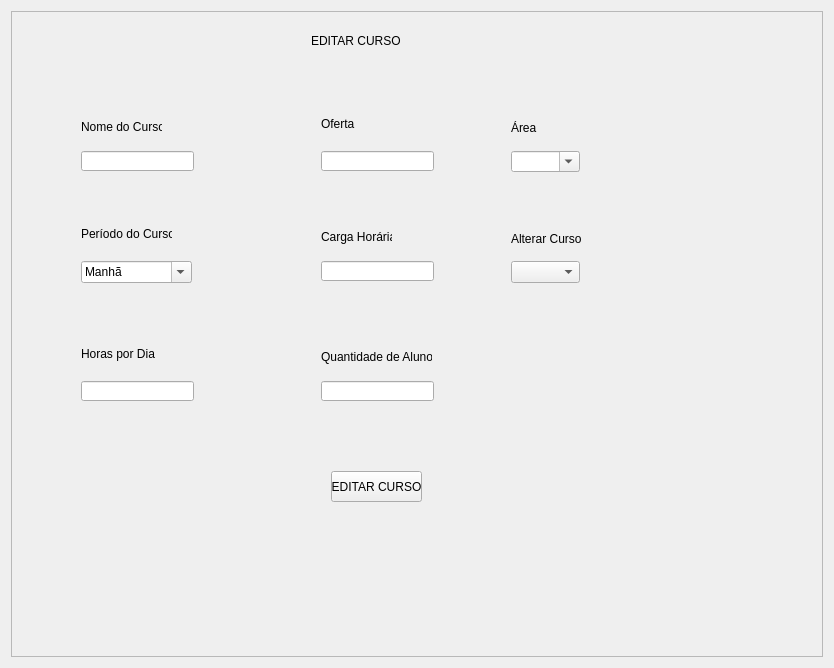
Old version of the form App/view/ui/editarCurso.ui in the repository Senac-SOR-ADS/Mapa-de-Sala.
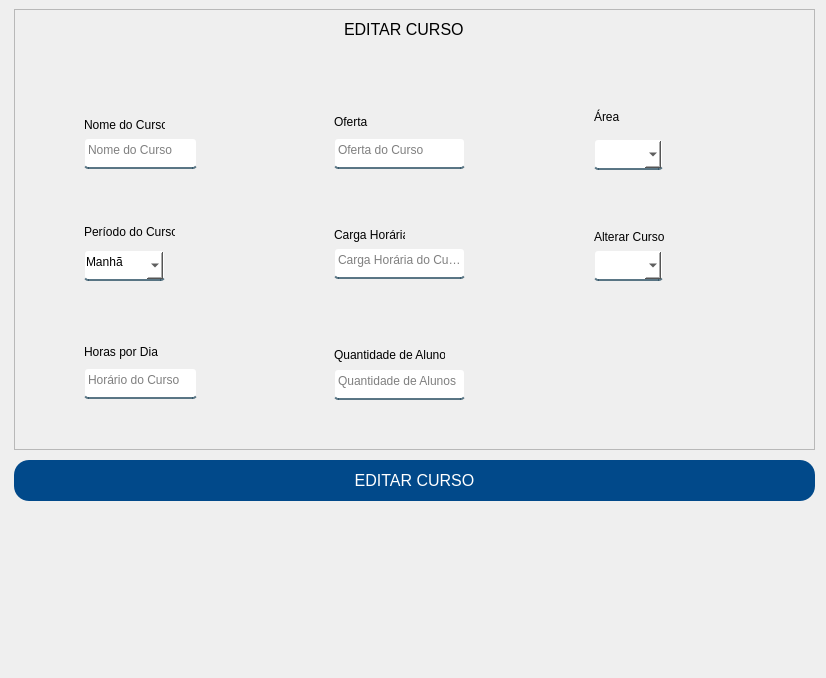
New version of the form.

The edit to the form file:
```diff
--- a/App/view/ui/editarCurso.ui
+++ b/App/view/ui/editarCurso.ui
@@ -6,16 +6,51 @@
    <rect>
     <x>0</x>
     <y>0</y>
-    <width>834</width>
-    <height>668</height>
+    <width>826</width>
+    <height>678</height>
    </rect>
   </property>
   <property name="windowTitle">
    <string>Form</string>
   </property>
-  <layout class="QHBoxLayout" name="horizontalLayout">
-   <item>
+  <property name="styleSheet">
+   <string notr="true">QLineEdit, QComboBox {
+	background-color: white;
+	border:2px solid rgba(0,0,0,0);
+	border-radius: 4px;
+	border-bottom-color:rgba(46,82,101,200);
+	color:rgb(0,0,0);
+	padding-bottom:7px;
+}
+ 
+#btnEditarCurso {
+	background-color: #01498a;
+	color: #FFF;
+	border: none;
+	border-radius: 15px;
+}
+ 
+#btnEditarCurso:hover {
+	background-color: #f6921e;
+}
+ 
+#respostaCadastrando {
+	color: red;
+}
+ 
+#respostaCadastroIncompleto {
+	color: red;
+}</string>
+  </property>
     <widget class="QFrame" name="frame_2">
+   <property name="geometry">
+    <rect>
+     <x>14</x>
+     <y>9</y>
+     <width>801</width>
+     <height>441</height>
+    </rect>
+   </property>
      <property name="frameShape">
       <enum>QFrame::StyledPanel</enum>
      </property>
@@ -25,12 +60,17 @@
      <widget class="QLabel" name="label">
       <property name="geometry">
        <rect>
-        <x>300</x>
-        <y>20</y>
+      <x>330</x>
+      <y>10</y>
         <width>121</width>
         <height>20</height>
        </rect>
       </property>
+    <property name="font">
+     <font>
+      <pointsize>12</pointsize>
+     </font>
+    </property>
       <property name="text">
        <string>EDITAR CURSO</string>
       </property>
@@ -39,11 +79,14 @@
       <property name="geometry">
        <rect>
         <x>70</x>
-        <y>140</y>
+      <y>129</y>
         <width>113</width>
-        <height>20</height>
-       </rect>
-      </property>
+      <height>31</height>
+     </rect>
+    </property>
+    <property name="placeholderText">
+     <string>Nome do Curso</string>
+    </property>
      </widget>
      <widget class="QLabel" name="label_2">
       <property name="geometry">
@@ -61,37 +104,46 @@
      <widget class="QLineEdit" name="quantidadeAlunos">
       <property name="geometry">
        <rect>
-        <x>310</x>
-        <y>370</y>
-        <width>113</width>
-        <height>20</height>
-       </rect>
-      </property>
+      <x>320</x>
+      <y>360</y>
+      <width>131</width>
+      <height>31</height>
+     </rect>
+    </property>
+    <property name="placeholderText">
+     <string>Quantidade de Alunos </string>
+    </property>
      </widget>
      <widget class="QLineEdit" name="ofertaCurso">
       <property name="geometry">
        <rect>
-        <x>310</x>
-        <y>140</y>
-        <width>113</width>
-        <height>20</height>
-       </rect>
-      </property>
+      <x>320</x>
+      <y>129</y>
+      <width>131</width>
+      <height>31</height>
+     </rect>
+    </property>
+    <property name="placeholderText">
+     <string>Oferta do Curso</string>
+    </property>
      </widget>
      <widget class="QLineEdit" name="horasPorDia">
       <property name="geometry">
        <rect>
         <x>70</x>
-        <y>370</y>
+      <y>359</y>
         <width>113</width>
-        <height>20</height>
-       </rect>
-      </property>
+      <height>31</height>
+     </rect>
+    </property>
+    <property name="placeholderText">
+     <string>Horário do Curso</string>
+    </property>
      </widget>
      <widget class="QLabel" name="label_3">
       <property name="geometry">
        <rect>
-        <x>310</x>
+      <x>320</x>
         <y>215</y>
         <width>71</width>
         <height>21</height>
@@ -104,7 +156,7 @@
      <widget class="QLabel" name="label_4">
       <property name="geometry">
        <rect>
-        <x>310</x>
+      <x>320</x>
         <y>103</y>
         <width>47</width>
         <height>20</height>
@@ -117,7 +169,7 @@
      <widget class="QLabel" name="label_5">
       <property name="geometry">
        <rect>
-        <x>310</x>
+      <x>320</x>
         <y>336</y>
         <width>111</width>
         <height>20</height>
@@ -153,28 +205,18 @@
        <string>Período do Curso</string>
       </property>
      </widget>
-     <widget class="QPushButton" name="btnEditarCurso">
-      <property name="geometry">
-       <rect>
-        <x>320</x>
-        <y>460</y>
-        <width>91</width>
-        <height>31</height>
-       </rect>
-      </property>
-      <property name="text">
-       <string>EDITAR CURSO</string>
-      </property>
-     </widget>
      <widget class="QLineEdit" name="cargaCurso">
       <property name="geometry">
        <rect>
-        <x>310</x>
-        <y>250</y>
-        <width>113</width>
-        <height>20</height>
-       </rect>
-      </property>
+      <x>320</x>
+      <y>239</y>
+      <width>131</width>
+      <height>31</height>
+     </rect>
+    </property>
+    <property name="placeholderText">
+     <string>Carga Horária do Curso</string>
+    </property>
      </widget>
      <widget class="QLabel" name="respostaCadastroIncompleto">
       <property name="geometry">
@@ -206,13 +248,16 @@
       <property name="geometry">
        <rect>
         <x>70</x>
-        <y>250</y>
-        <width>111</width>
-        <height>22</height>
-       </rect>
-      </property>
+      <y>241</y>
+      <width>81</width>
+      <height>31</height>
+     </rect>
+    </property>
+    <property name="cursor">
+     <cursorShape>PointingHandCursor</cursorShape>
+    </property>
       <property name="editable">
-       <bool>true</bool>
+     <bool>false</bool>
       </property>
       <item>
        <property name="text">
@@ -233,23 +278,26 @@
      <widget class="QComboBox" name="campoArea">
       <property name="geometry">
        <rect>
-        <x>500</x>
-        <y>140</y>
+      <x>580</x>
+      <y>130</y>
         <width>69</width>
-        <height>21</height>
-       </rect>
-      </property>
+      <height>31</height>
+     </rect>
+    </property>
+    <property name="cursor">
+     <cursorShape>PointingHandCursor</cursorShape>
+    </property>
       <property name="editable">
-       <bool>true</bool>
+     <bool>false</bool>
       </property>
      </widget>
      <widget class="QLabel" name="label_8">
       <property name="geometry">
        <rect>
-        <x>500</x>
-        <y>110</y>
-        <width>47</width>
-        <height>13</height>
+      <x>580</x>
+      <y>92</y>
+      <width>51</width>
+      <height>31</height>
        </rect>
       </property>
       <property name="text">
@@ -259,29 +307,51 @@
      <widget class="QComboBox" name="alterarCurso">
       <property name="geometry">
        <rect>
-        <x>500</x>
-        <y>250</y>
+      <x>580</x>
+      <y>241</y>
         <width>69</width>
-        <height>22</height>
-       </rect>
-      </property>
+      <height>31</height>
+     </rect>
+    </property>
+    <property name="cursor">
+     <cursorShape>PointingHandCursor</cursorShape>
+    </property>
      </widget>
      <widget class="QLabel" name="label_9">
       <property name="geometry">
        <rect>
-        <x>500</x>
+      <x>580</x>
         <y>220</y>
         <width>71</width>
         <height>16</height>
        </rect>
       </property>
       <property name="text">
-       <string>Alterar Curso:</string>
+     <string>Alterar Curso</string>
       </property>
      </widget>
     </widget>
-   </item>
-  </layout>
+  <widget class="QPushButton" name="btnEditarCurso">
+   <property name="geometry">
+    <rect>
+     <x>14</x>
+     <y>460</y>
+     <width>801</width>
+     <height>41</height>
+    </rect>
+   </property>
+   <property name="font">
+    <font>
+     <pointsize>12</pointsize>
+    </font>
+   </property>
+   <property name="cursor">
+    <cursorShape>PointingHandCursor</cursorShape>
+   </property>
+   <property name="text">
+    <string>EDITAR CURSO</string>
+   </property>
+  </widget>
  </widget>
  <resources/>
  <connections/>
```
Left out of the diff: 6 changed lines with no effect on the pictures. Lines whose indentation alone changed are shown as unchanged.
